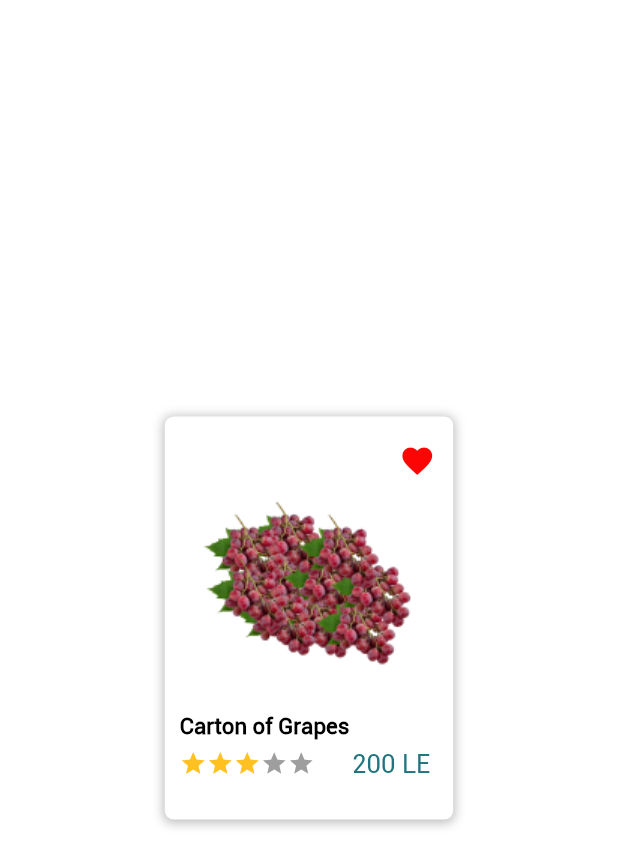
After one commit to Atevaz/UAE, a Flutter app: the FavouriteView screen opened directly, on a phone screen of 412 x 824 dp. The commit adds this screen. Shown: the top 867 px of the screen. Run offline on Flutter 3.47's test engine with Material 2 defaults, Android fonts, the phone set to English and light mode, and no system bars; our stand-ins replace animated_splash_screen, awesome_dialog, bloc, carousel_slider, dio, easy_localization and 6 more; accounts and stored records are empty.

Commit message:
favourite view

```diff
--- a/lib/constants/assets_manager.dart
+++ b/lib/constants/assets_manager.dart
@@ -22,4 +22,5 @@ class AssetsManager {
   static const String grape = "$imagePath/grape.png";
   static const String splashLogo = "$imagePath/splashlogo.png";
   static const String shopDialogPic = "$imagePath/shopDialogPic.png";
+  static const String grapes = "$imagePath/grapes.png";
 }
--- a/lib/presentation/styles/colors.dart
+++ b/lib/presentation/styles/colors.dart
@@ -9,4 +9,5 @@ class AppColor {
   static const Color red = Color(0xFFFB0505);
   static const Color green = Color(0xFF3FA007);
   static const Color containerBG = Color(0xFFD9D9D9);
+  static const Color yellow = Color(0xFFFFC122);
 }
--- /dev/null
+++ b/lib/presentation/view/favourite_view.dart
@@ -0,0 +1,113 @@
+import 'package:flutter/material.dart';
+import 'package:flutter_screenutil/flutter_screenutil.dart';
+import 'package:h_m/constants/assets_manager.dart';
+import 'package:h_m/presentation/styles/colors.dart';
+import 'package:h_m/presentation/widget/headline_text.dart';
+import 'package:h_m/presentation/widget/regular_text.dart';
+
+class FavouriteView extends StatelessWidget {
+  FavouriteView({Key? key}) : super(key: key);
+
+  final String name = 'Carton of Grapes';
+  final double price = 200;
+  final int starCount = 3;
+  @override
+  Widget build(BuildContext context) {
+    return SafeArea(
+      child: Scaffold(
+        body: Center(
+          child: Container(
+            padding: EdgeInsets.only(
+              bottom: 20,
+              top: 10,
+            ),
+            height: 225.h,
+            width: 168.w,
+            decoration: BoxDecoration(
+              color: AppColor.white,
+              borderRadius: BorderRadius.circular(6.0),
+              boxShadow: [
+                BoxShadow(
+                  color: Colors.black26,
+                  blurRadius: 5.0,
+                  spreadRadius: 1.0,
+                  offset: Offset(0.0, 1.0), // shadow direction: bottom right
+                )
+              ],
+            ),
+            child: Column(
+              crossAxisAlignment: CrossAxisAlignment.start,
+              children: [
+                Expanded(
+                  child: Row(
+                    mainAxisAlignment: MainAxisAlignment.end,
+                    children: [
+                      IconButton(
+                          onPressed: () {},
+                          icon: Icon(
+                            Icons.favorite,
+                            color: AppColor.red,
+                          ))
+                    ],
+                  ),
+                ),
+                Expanded(
+                  flex: 10,
+                  child: Image.asset(AssetsManager.grapes),
+                ),
+                Expanded(
+                  flex: 1,
+                  child: Padding(
+                    padding: EdgeInsets.symmetric(horizontal: 10),
+                    child: HeadLineText(
+                      text: name,
+                      fontSize: 13,
+                      fontWeight: FontWeight.w600,
+                      fontFamily: 'Roboto',
+                    ),
+                  ),
+                ),
+                Expanded(
+                  flex: 2,
+                  child: Container(
+                    padding: EdgeInsets.symmetric(horizontal: 10),
+                    child: Row(
+                      children: [
+                        Expanded(
+                          flex: 4,
+                          child: ListView.builder(
+                              scrollDirection: Axis.horizontal,
+                              shrinkWrap: true,
+                              itemCount: 5,
+                              itemBuilder: (context, index) {
+                                return Icon(
+                                  Icons.star,
+                                  color: starCount > index
+                                      ? AppColor.yellow
+                                      : AppColor.grey,
+                                  size: 18,
+                                );
+                              }),
+                        ),
+                        Expanded(
+                          flex: 2,
+                          child: RegularText(
+                            text: '${price.truncate()} LE',
+                            color: AppColor.teal,
+                            fontFamily: 'Roboto',
+                            fontWeight: FontWeight.w500,
+                            fontSize: 15,
+                          ),
+                        )
+                      ],
+                    ),
+                  ),
+                )
+              ],
+            ),
+          ),
+        ),
+      ),
+    );
+  }
+}
```
Also changed, not shown: assets/images/grapes.png (added).
